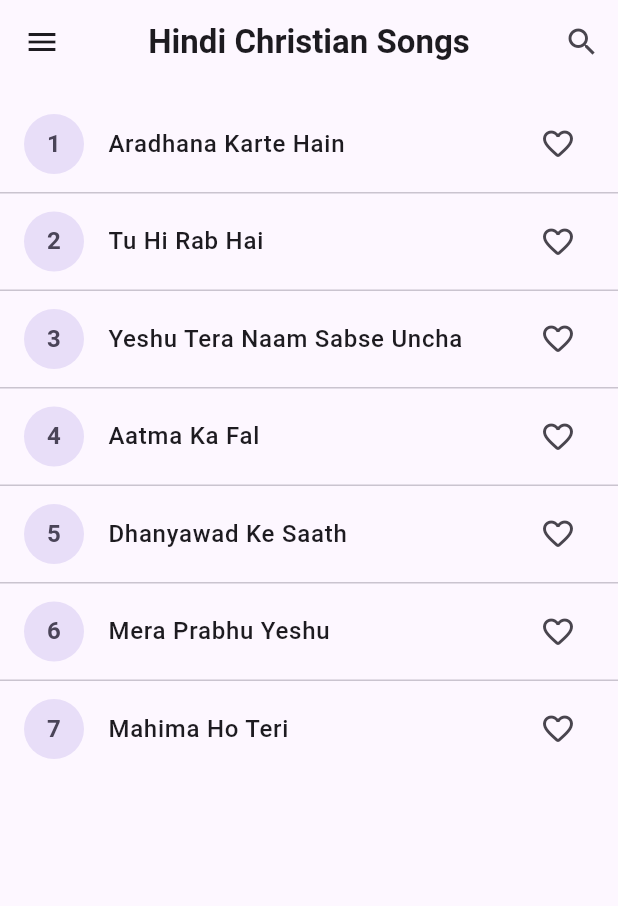
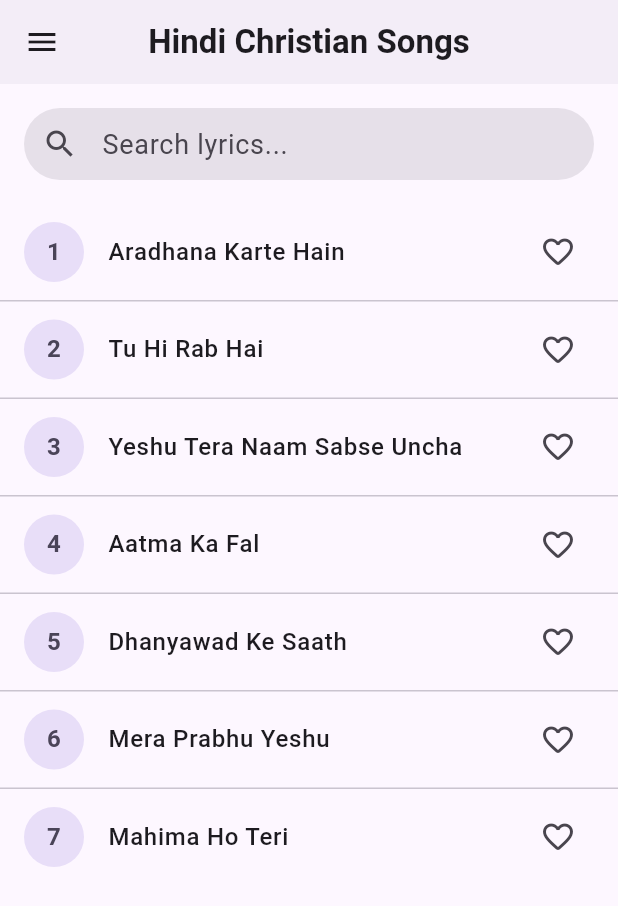
Before and after one commit to SurajChaurasia84/Hindi-Christian-Songs, a Flutter app: the screen it shows after launch, on a phone screen of 412 x 824 dp. Shown: the top 906 px of the screen. Run offline on Flutter 3.47's test engine with Material 3 defaults, Android fonts, the phone set to English and light mode, and no system bars; our stand-ins replace shared_preferences.

Commit message:
added theme and app bar

```diff
--- a/lib/main.dart
+++ b/lib/main.dart
@@ -1,9 +1,19 @@
 import 'package:flutter/material.dart';
+import 'package:provider/provider.dart';
 import 'screens/home_page.dart';
 import 'theme/app_theme.dart';
+import 'theme/theme_provider.dart';
 
 void main() {
-  runApp(const HindiChristianSongsApp());
+  WidgetsFlutterBinding.ensureInitialized();
+  runApp(
+    MultiProvider(
+      providers: [
+        ChangeNotifierProvider(create: (_) => ThemeProvider()),
+      ],
+      child: const HindiChristianSongsApp(),
+    ),
+  );
 }
 
 class HindiChristianSongsApp extends StatelessWidget {
@@ -11,13 +21,17 @@ class HindiChristianSongsApp extends StatelessWidget {
 
   @override
   Widget build(BuildContext context) {
+    return Consumer<ThemeProvider>(
+      builder: (context, themeProvider, child) {
         return MaterialApp(
           title: 'Hindi Christian Songs',
           debugShowCheckedModeBanner: false,
           theme: AppTheme.lightTheme,
           darkTheme: AppTheme.darkTheme,
-      themeMode: ThemeMode.system, // Adapts to user's system setting (Light/Dark)
+          themeMode: themeProvider.themeMode, // Adapts to user's saved setting
           home: const HomePage(),
+        );
+      },
     );
   }
 }
--- a/lib/screens/home_page.dart
+++ b/lib/screens/home_page.dart
@@ -1,4 +1,7 @@
 import 'package:flutter/material.dart';
+import 'package:provider/provider.dart';
+import 'about_app_screen.dart';
+import '../theme/theme_provider.dart';
 
 class HomePage extends StatefulWidget {
   const HomePage({super.key});
@@ -22,19 +25,17 @@ class _HomePageState extends State<HomePage> {
   @override
   Widget build(BuildContext context) {
     final theme = Theme.of(context);
+    final themeProvider = Provider.of<ThemeProvider>(context);
+
+    // Determine the current effective brightness for the toggle
+    bool isDark = themeProvider.themeMode == ThemeMode.dark;
+    if (themeProvider.themeMode == ThemeMode.system) {
+      isDark = MediaQuery.of(context).platformBrightness == Brightness.dark;
+    }
 
     return Scaffold(
       appBar: AppBar(
         title: const Text('Hindi Christian Songs'),
-        actions: [
-          IconButton(
-            icon: const Icon(Icons.search),
-            tooltip: 'Search Songs',
-            onPressed: () {
-              // TODO: Implement Search
-            },
-          ),
-        ],
       ),
       drawer: Drawer(
         child: ListView(
@@ -87,11 +88,12 @@ class _HomePageState extends State<HomePage> {
               },
             ),
             const Divider(),
-            ListTile(
-              leading: const Icon(Icons.settings_rounded),
-              title: const Text('Settings'),
-              onTap: () {
-                Navigator.pop(context);
+            SwitchListTile(
+              secondary: const Icon(Icons.dark_mode_rounded),
+              title: const Text('Dark Mode'),
+              value: isDark,
+              onChanged: (value) {
+                themeProvider.toggleTheme(value);
               },
             ),
             ListTile(
@@ -99,13 +101,38 @@ class _HomePageState extends State<HomePage> {
               title: const Text('About'),
               onTap: () {
                 Navigator.pop(context);
+                Navigator.push(
+                  context,
+                  MaterialPageRoute(builder: (context) => const AboutAppScreen()),
+                );
               },
             ),
           ],
         ),
       ),
-      body: ListView.separated(
-        padding: const EdgeInsets.symmetric(vertical: 8),
+      body: Column(
+        children: [
+          // Search Bar Placeholder
+          Padding(
+            padding: const EdgeInsets.all(16.0),
+            child: TextField(
+              decoration: InputDecoration(
+                hintText: 'Search lyrics...',
+                prefixIcon: const Icon(Icons.search),
+                filled: true,
+                fillColor: theme.colorScheme.surfaceContainerHighest,
+                border: OutlineInputBorder(
+                  borderRadius: BorderRadius.circular(30.0),
+                  borderSide: BorderSide.none,
+                ),
+                contentPadding: const EdgeInsets.symmetric(vertical: 0),
+              ),
+            ),
+          ),
+          // Songs List
+          Expanded(
+            child: ListView.separated(
+              padding: const EdgeInsets.only(bottom: 8),
               itemCount: _dummySongs.length,
               separatorBuilder: (context, index) => const Divider(),
               itemBuilder: (context, index) {
@@ -140,6 +167,9 @@ class _HomePageState extends State<HomePage> {
                 );
               },
             ),
+          ),
+        ],
+      ),
     );
   }
 }
--- a/lib/theme/app_theme.dart
+++ b/lib/theme/app_theme.dart
@@ -16,6 +16,8 @@ class AppTheme {
       appBarTheme: const AppBarTheme(
         centerTitle: true,
         elevation: 0,
+        backgroundColor: Color(0xFFF3EDF7), // Solid color matching Material 3 light background
+        surfaceTintColor: Colors.transparent, // Prevents color change on scroll
       ),
       dividerTheme: const DividerThemeData(space: 1),
     );
@@ -36,6 +38,8 @@ class AppTheme {
       appBarTheme: const AppBarTheme(
         centerTitle: true,
         elevation: 0,
+        backgroundColor: Color(0xFF141218), // Solid color matching Material 3 dark background
+        surfaceTintColor: Colors.transparent, // Prevents color change on scroll
       ),
       dividerTheme: const DividerThemeData(space: 1),
     );
--- /dev/null
+++ b/lib/theme/theme_provider.dart
@@ -0,0 +1,32 @@
+import 'package:flutter/material.dart';
+import 'package:shared_preferences/shared_preferences.dart';
+
+class ThemeProvider extends ChangeNotifier {
+  ThemeMode _themeMode = ThemeMode.system;
+
+  ThemeMode get themeMode => _themeMode;
+
+  ThemeProvider() {
+    _loadThemeFromPrefs();
+  }
+
+  void toggleTheme(bool isDark) {
+    _themeMode = isDark ? ThemeMode.dark : ThemeMode.light;
+    _saveThemeToPrefs(isDark);
+    notifyListeners();
+  }
+
+  Future<void> _loadThemeFromPrefs() async {
+    final prefs = await SharedPreferences.getInstance();
+    final isDark = prefs.getBool('isDarkMode');
+    if (isDark != null) {
+      _themeMode = isDark ? ThemeMode.dark : ThemeMode.light;
+      notifyListeners();
+    }
+  }
+
+  Future<void> _saveThemeToPrefs(bool isDark) async {
+    final prefs = await SharedPreferences.getInstance();
+    await prefs.setBool('isDarkMode', isDark);
+  }
+}
--- a/pubspec.yaml
+++ b/pubspec.yaml
@@ -34,6 +34,8 @@ dependencies:
   # The following adds the Cupertino Icons font to your application.
   # Use with the CupertinoIcons class for iOS style icons.
   cupertino_icons: ^1.0.8
+  shared_preferences: ^2.5.5
+  provider: ^6.1.5+1
 
 dev_dependencies:
   flutter_test:
```
Also changed, not shown: lib/screens/about_app_screen.dart (added, +146 -0 lines), pubspec.lock, 1 other file. Lines whose indentation alone changed are shown as unchanged.
